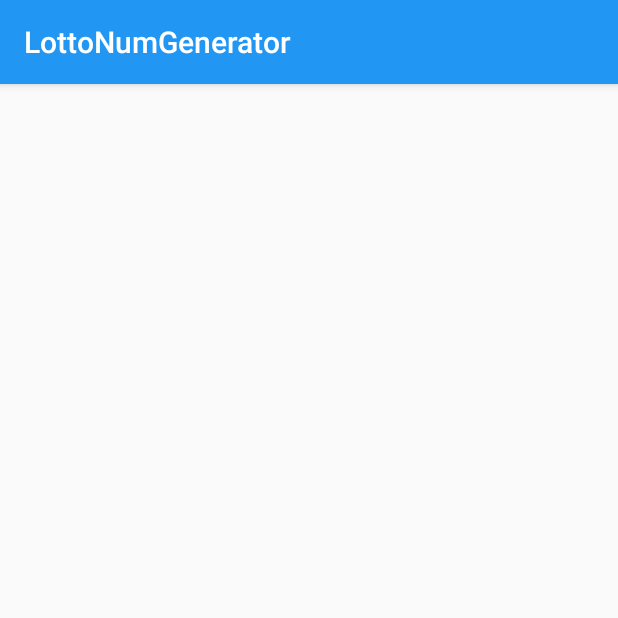
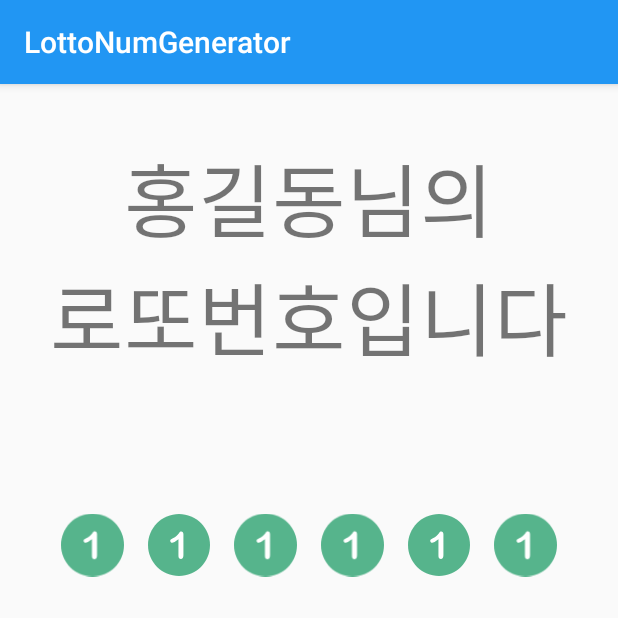
Before and after one commit to flexboni/LottoNumGenerator, an Android app: the ResultActivity screen opened directly, with no data from a screen before it, on a phone screen of 412 x 824 dp, the top half of it. Run offline under Robolectric (Android 15) with nearby library versions, the phone set to English and light mode, and no system bars.

Commit message:
Random 으로 1~46 번호 생성하는 로직 구현
ResultActivity 로 전달할 랜덤 수 추출 로직 구현.

```diff
--- a/app/src/main/java/com/boni/lottonumgenerator/ConstellationActivity.kt
+++ b/app/src/main/java/com/boni/lottonumgenerator/ConstellationActivity.kt
@@ -1,12 +1,18 @@
 package com.boni.lottonumgenerator
 
+import android.content.Intent
 import androidx.appcompat.app.AppCompatActivity
 import android.os.Bundle
+import kotlinx.android.synthetic.main.activity_constellation.*
 
 class ConstellationActivity : AppCompatActivity() {
 
     override fun onCreate(savedInstanceState: Bundle?) {
         super.onCreate(savedInstanceState)
         setContentView(R.layout.activity_constellation)
+
+        btnGenerator.setOnClickListener {
+            startActivity(Intent(this@ConstellationActivity, ResultActivity::class.java))
+        }
     }
 }
--- a/app/src/main/java/com/boni/lottonumgenerator/MainActivity.kt
+++ b/app/src/main/java/com/boni/lottonumgenerator/MainActivity.kt
@@ -4,6 +4,7 @@ import android.content.Intent
 import androidx.appcompat.app.AppCompatActivity
 import android.os.Bundle
 import kotlinx.android.synthetic.main.activity_main.*
+import kotlin.random.Random
 
 class MainActivity : AppCompatActivity() {
 
@@ -11,12 +12,44 @@ class MainActivity : AppCompatActivity() {
         super.onCreate(savedInstanceState)
         setContentView(R.layout.activity_main)
 
-        cvConstellation.setOnClickListener{
+        randomCard.setOnClickListener {
+            val intent = Intent(this, ResultActivity::class.java)
+
+            // intent 의 결과 데이터를 전달한다.
+            // int 의 리스트를 전달하므로 'putIntegerArrayListExtra' 를 사용한다.
+            intent.putIntegerArrayListExtra("result", ArrayList(getRandomLottoNumders()))
+
+            startActivity(intent)
+        }
+
+        constellationCard.setOnClickListener {
             startActivity(Intent(this@MainActivity, ConstellationActivity::class.java))
         }
 
-        cvName.setOnClickListener{
+        nameCard.setOnClickListener {
             startActivity(Intent(this@MainActivity, NameActivity::class.java))
         }
+
+    }
+
+    // 랜덤으로 1~46 번호 중 하나의 번호를 생성하는 함수
+    fun getRandomLottoNumber(): Int {
+        // Random.nextLine 는 0 부터 전달받은 파라미터 값 미만의 번호를 생성
+        // ex) Random().nextInt(10)은 0~9 까지의 무작위 수를 반환
+        // 1~45 까지의 번호를 생성하려면 파라미터에 45를 넣고 결과값의 1을 더한다.
+        return Random.nextInt(45) + 1
+    }
+
+    // 랜덤으로 추출하여 6개의 로또 번호를 만드는 함수
+    fun getRandomLottoNumders(): MutableList<Int> {
+        // 무작위로 생성된 로또 번호를 저장할 가변 리스트 생성
+        val lottoNumbers =  mutableListOf<Int>()
+
+        // 6번 반복하는 for 문
+        for (i in 1..6)
+        // 리스트에 무작위로 생성된 번호를 추가한다.
+            lottoNumbers.add(getRandomLottoNumber())
+
+        return lottoNumbers
     }
 }
--- a/app/src/main/java/com/boni/lottonumgenerator/NameActivity.kt
+++ b/app/src/main/java/com/boni/lottonumgenerator/NameActivity.kt
@@ -1,12 +1,22 @@
 package com.boni.lottonumgenerator
 
+import android.content.Intent
 import androidx.appcompat.app.AppCompatActivity
 import android.os.Bundle
+import kotlinx.android.synthetic.main.activity_name.*
 
 class NameActivity : AppCompatActivity() {
 
     override fun onCreate(savedInstanceState: Bundle?) {
         super.onCreate(savedInstanceState)
         setContentView(R.layout.activity_name)
+
+        btnActNameGenerateNum.setOnClickListener {
+            startActivity(Intent(this@NameActivity, ResultActivity::class.java))
+        }
+
+        btnActNameBack.setOnClickListener {
+            finish()
+        }
     }
 }
--- /dev/null
+++ b/app/src/main/res/drawable/ic_one.xml
@@ -0,0 +1,5 @@
+<vector android:height="40dp" android:viewportHeight="496.158"
+    android:viewportWidth="496.158" android:width="40dp" xmlns:android="http://schemas.android.com/apk/res/android">
+    <path android:fillColor="#56B48C" android:pathData="M248.082,0.003C111.07,0.003 0,111.061 0,248.085c0,137 111.07,248.07 248.082,248.07c137.006,0 248.076,-111.07 248.076,-248.07C496.158,111.061 385.088,0.003 248.082,0.003z"/>
+    <path android:fillColor="#FFFFFF" android:pathData="M278.767,145.419c-3.126,-4.003 -7.276,-6.006 -12.451,-6.006c-4.591,0 -7.716,0.879 -9.375,2.637c-1.662,1.758 -5.226,6.445 -10.693,14.063c-5.47,7.617 -11.744,14.502 -18.823,20.654c-7.082,6.152 -16.53,12.012 -28.345,17.578c-7.91,3.712 -13.429,6.738 -16.553,9.082c-3.126,2.344 -4.688,6.006 -4.688,10.986c0,4.298 1.586,8.082 4.761,11.353c3.172,3.273 6.812,4.907 10.913,4.907c8.592,0 25.292,-9.521 50.098,-28.564V335.41c0,7.814 1.806,13.722 5.42,17.725c3.612,4.003 8.397,6.006 14.355,6.006c13.378,0 20.068,-9.814 20.068,-29.443V161.972C283.455,154.941 281.892,149.425 278.767,145.419z"/>
+</vector>
--- /dev/null
+++ b/app/src/main/res/layout-v26/activity_result.xml
@@ -0,0 +1,113 @@
+<?xml version="1.0" encoding="utf-8"?>
+<androidx.constraintlayout.widget.ConstraintLayout xmlns:android="http://schemas.android.com/apk/res/android"
+    xmlns:app="http://schemas.android.com/apk/res-auto"
+    xmlns:tools="http://schemas.android.com/tools"
+    android:layout_width="match_parent"
+    android:layout_height="match_parent"
+    tools:context=".ResultActivity">
+
+    <androidx.constraintlayout.widget.Guideline
+        android:id="@+id/glActRslt1"
+        android:layout_width="wrap_content"
+        android:layout_height="wrap_content"
+        android:orientation="horizontal"
+        app:layout_constraintGuide_percent="0.3" />
+
+    <androidx.constraintlayout.widget.Guideline
+        android:id="@+id/glActRslt2"
+        android:layout_width="wrap_content"
+        android:layout_height="wrap_content"
+        android:orientation="horizontal"
+        app:layout_constraintGuide_percent="0.5" />
+
+    <androidx.constraintlayout.widget.Guideline
+        android:id="@+id/glActRslt3"
+        android:layout_width="wrap_content"
+        android:layout_height="wrap_content"
+        android:orientation="vertical"
+        app:layout_constraintGuide_percent="0.08" />
+
+    <androidx.constraintlayout.widget.Guideline
+        android:id="@+id/glActRslt4"
+        android:layout_width="wrap_content"
+        android:layout_height="wrap_content"
+        android:orientation="vertical"
+        app:layout_constraintGuide_percent="0.92" />
+
+
+    <view
+        android:id="@+id/resultLabel"
+        class="androidx.appcompat.widget.AppCompatTextView"
+        android:layout_width="0dp"
+        android:layout_height="0dp"
+        android:layout_marginTop="16dp"
+        android:layout_marginBottom="16dp"
+        android:autoSizeMaxTextSize="60sp"
+        android:autoSizeMinTextSize="16sp"
+        android:autoSizeStepGranularity="1sp"
+        android:autoSizeTextType="uniform"
+        android:gravity="center"
+        android:maxLines="3"
+        android:text="홍길동님의\n로또번호입니다"
+        android:textSize="60sp"
+        app:layout_constraintBottom_toTopOf="@+id/glActRslt1"
+        app:layout_constraintEnd_toEndOf="@+id/glActRslt4"
+        app:layout_constraintStart_toStartOf="@+id/glActRslt3"
+        app:layout_constraintTop_toTopOf="parent" />
+
+    <ImageView
+        android:id="@+id/imageView1"
+        style="@style/ResultNumLottoNumImage"
+        app:layout_constraintBottom_toTopOf="@+id/glActRslt2"
+        app:layout_constraintEnd_toStartOf="@+id/imageView2"
+        app:layout_constraintHorizontal_bias="0.5"
+        app:layout_constraintStart_toStartOf="@+id/glActRslt3"
+        app:layout_constraintTop_toBottomOf="@+id/glActRslt1" />
+
+    <ImageView
+        android:id="@+id/imageView2"
+        style="@style/ResultNumLottoNumImage"
+        app:layout_constraintBottom_toBottomOf="@+id/imageView1"
+        app:layout_constraintEnd_toStartOf="@+id/imageView3"
+        app:layout_constraintHorizontal_bias="0.5"
+        app:layout_constraintStart_toEndOf="@+id/imageView1"
+        app:layout_constraintTop_toTopOf="@+id/imageView1" />
+
+    <ImageView
+        android:id="@+id/imageView3"
+        style="@style/ResultNumLottoNumImage"
+        app:layout_constraintBottom_toBottomOf="@+id/imageView2"
+        app:layout_constraintEnd_toStartOf="@+id/imageView4"
+        app:layout_constraintHorizontal_bias="0.5"
+        app:layout_constraintStart_toEndOf="@+id/imageView2"
+        app:layout_constraintTop_toTopOf="@+id/imageView2" />
+
+    <ImageView
+        android:id="@+id/imageView4"
+        style="@style/ResultNumLottoNumImage"
+        app:layout_constraintBottom_toBottomOf="@+id/imageView3"
+        app:layout_constraintEnd_toStartOf="@+id/imageView5"
+        app:layout_constraintHorizontal_bias="0.5"
+        app:layout_constraintStart_toEndOf="@+id/imageView3"
+        app:layout_constraintTop_toTopOf="@+id/imageView3" />
+
+    <ImageView
+        android:id="@+id/imageView5"
+        style="@style/ResultNumLottoNumImage"
+        app:layout_constraintBottom_toBottomOf="@id/imageView4"
+        app:layout_constraintEnd_toStartOf="@+id/imageView6"
+        app:layout_constraintHorizontal_bias="0.5"
+        app:layout_constraintStart_toEndOf="@+id/imageView4"
+        app:layout_constraintTop_toTopOf="@+id/imageView4" />
+
+    <ImageView
+        android:id="@+id/imageView6"
+        style="@style/ResultNumLottoNumImage"
+        app:layout_constraintBottom_toBottomOf="@+id/imageView5"
+        app:layout_constraintEnd_toEndOf="@+id/glActRslt4"
+        app:layout_constraintHorizontal_bias="0.5"
+        app:layout_constraintStart_toEndOf="@+id/imageView5"
+        app:layout_constraintTop_toTopOf="@+id/imageView5" />
+
+
+</androidx.constraintlayout.widget.ConstraintLayout>
--- a/app/src/main/res/layout/activity_constellation.xml
+++ b/app/src/main/res/layout/activity_constellation.xml
@@ -41,11 +41,11 @@
 
     <Button
         android:id="@+id/btnGenerator"
-        android:textSize="18sp"
         android:layout_width="0dp"
-        android:layout_height="wrap_content"
+        android:layout_height="60dp"
         android:layout_margin="15dp"
         android:text="로또번호확인"
+        android:textSize="18sp"
         app:layout_constraintBottom_toBottomOf="parent"
         app:layout_constraintEnd_toEndOf="parent"
         app:layout_constraintStart_toStartOf="parent" />
--- a/app/src/main/res/layout/activity_main.xml
+++ b/app/src/main/res/layout/activity_main.xml
@@ -9,7 +9,7 @@
     tools:context=".MainActivity">
 
     <androidx.cardview.widget.CardView
-        android:id="@+id/cvLotto"
+        android:id="@+id/randomCard"
         style="@style/MainCardView">
 
         <androidx.constraintlayout.widget.ConstraintLayout style="@style/MainCardViewConst">
@@ -47,7 +47,7 @@
     </androidx.cardview.widget.CardView>
 
     <androidx.cardview.widget.CardView
-        android:id="@+id/cvConstellation"
+        android:id="@+id/constellationCard"
         style="@style/MainCardView">
 
         <androidx.constraintlayout.widget.ConstraintLayout style="@style/MainCardViewConst">
@@ -85,7 +85,7 @@
     </androidx.cardview.widget.CardView>
 
     <androidx.cardview.widget.CardView
-        android:id="@+id/cvName"
+        android:id="@+id/nameCard"
         style="@style/MainCardView">
 
         <androidx.constraintlayout.widget.ConstraintLayout style="@style/MainCardViewConst">
--- a/app/src/main/res/layout/activity_result.xml
+++ b/app/src/main/res/layout/activity_result.xml
@@ -6,4 +6,52 @@
     android:layout_height="match_parent"
     tools:context=".ResultActivity">
 
+    <androidx.constraintlayout.widget.Guideline
+        android:id="@+id/glActRslt1"
+        android:layout_width="wrap_content"
+        android:layout_height="wrap_content"
+        android:orientation="horizontal"
+        app:layout_constraintGuide_percent="0.3" />
+
+    <androidx.constraintlayout.widget.Guideline
+        android:id="@+id/glActRslt2"
+        android:layout_width="wrap_content"
+        android:layout_height="wrap_content"
+        android:orientation="horizontal"
+        app:layout_constraintGuide_percent="0.5" />
+
+    <androidx.constraintlayout.widget.Guideline
+        android:id="@+id/glActRslt3"
+        android:layout_width="wrap_content"
+        android:layout_height="wrap_content"
+        android:orientation="vertical"
+        app:layout_constraintGuide_percent="0.08" />
+
+    <androidx.constraintlayout.widget.Guideline
+        android:id="@+id/glActRslt4"
+        android:layout_width="wrap_content"
+        android:layout_height="wrap_content"
+        android:orientation="vertical"
+        app:layout_constraintGuide_percent="0.92" />
+
+
+    <view
+        android:id="@+id/resultLabel"
+        class="androidx.appcompat.widget.AppCompatTextView"
+        android:layout_width="0dp"
+        android:layout_height="0dp"
+        android:textSize="60sp"
+        android:text="홍길동님의\n로또번호입니다."
+        android:gravity="center"
+        android:maxLines="3"
+        android:autoSizeMaxTextSize="60sp"
+        android:autoSizeMinTextSize="16sp"
+        android:autoSizeStepGranularity="1sp"
+        android:layout_marginStart="16dp"
+        android:layout_marginEnd="16dp"
+        app:layout_constraintBottom_toTopOf="@+id/glActRslt1"
+        app:layout_constraintEnd_toEndOf="@+id/glActRslt4"
+        app:layout_constraintStart_toStartOf="@+id/glActRslt3"
+        app:layout_constraintTop_toTopOf="parent" />
+
 </androidx.constraintlayout.widget.ConstraintLayout>
--- a/app/src/main/res/values/styles.xml
+++ b/app/src/main/res/values/styles.xml
@@ -70,7 +70,17 @@
     <style name="MainCardViewImage">
         <item name="android:layout_width">wrap_content</item>
         <item name="android:layout_height">wrap_content</item>
-        <item name="android:contentDescription">right from By Freepik in https://www.flaticon.com/kr</item>
+        <item name="android:contentDescription">right from By Freepik in
+            https://www.flaticon.com/kr
+        </item>
+    </style>
+
+    <style name="ResultNumLottoNumImage">
+        <item name="android:layout_width">0dp</item>
+        <item name="android:layout_height">0dp</item>
+        <item name="android:layout_marginStart">8dp</item>
+        <item name="android:layout_marginEnd">8dp</item>
+        <item name="android:src">@drawable/ic_one</item>
     </style>
 
 </resources>
```
